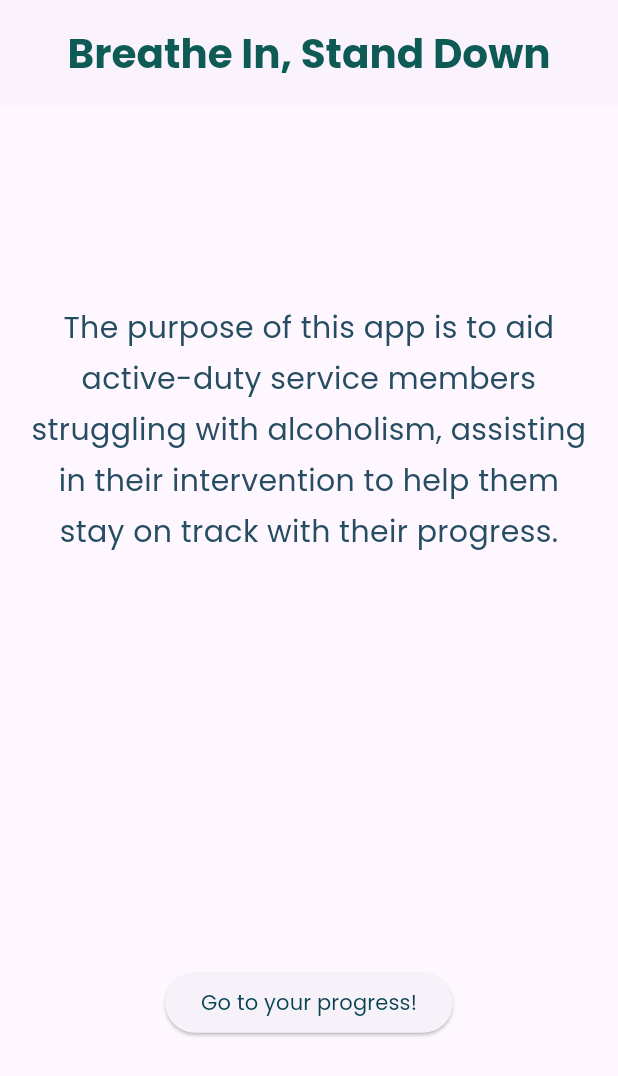
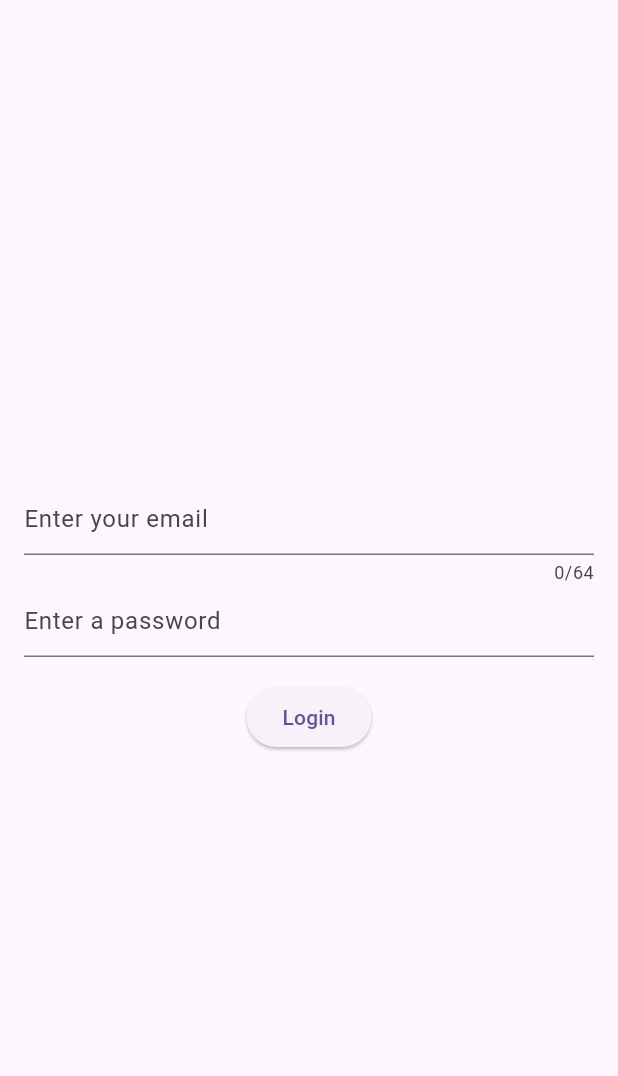
Before and after one commit to myg907/classProject, a Flutter app: the screen it shows after launch, on a phone screen of 412 x 824 dp. Shown: the top 1076 px of the screen. Run offline on Flutter 3.47's test engine with Material 3 defaults, Android fonts, the phone set to English and light mode, and no system bars; our stand-ins replace firebase_auth, firebase_core; accounts and stored records are empty.

Commit message:
Added Login screen and  firebase authentication

```diff
--- a/TESTER.txt
+++ b/TESTER.txt
@@ -1,2 +1,2 @@
 login: tester@abc.com
-password: tester12345
+password: tester123
--- a/lib/main.dart
+++ b/lib/main.dart
@@ -1,13 +1,125 @@
-import 'package:flutter/material.dart';
 import 'dart:math';
 import 'package:firebase_core/firebase_core.dart';
+import 'package:flutter/material.dart';
+import 'package:firebase_auth/firebase_auth.dart';
+
 import 'firebase_options.dart';
 
-void main() async{
-  runApp(const MaterialApp(title: "Breathe In Stand Down", home: SplashScreen()));
-  await Firebase.initializeApp(
-    options: DefaultFirebaseOptions.currentPlatform,
-  );
+void main() async {
+  WidgetsFlutterBinding.ensureInitialized();
+  await Firebase.initializeApp(options: DefaultFirebaseOptions.currentPlatform);
+  runApp(const MaterialApp(title: "Firebase Example", home: LoginScreen()));
+}
+
+class LoginScreen extends StatefulWidget {
+  const LoginScreen({super.key});
+
+  @override
+  State<LoginScreen> createState() => _LoginScreenState();
+}
+
+class _LoginScreenState extends State<LoginScreen> {
+  String? email;
+  String? password;
+  String? error;
+  final _formKey = GlobalKey<FormState>();
+
+  @override
+  Widget build(BuildContext context) {
+    return Scaffold(
+      body: Padding(
+        padding: const EdgeInsets.all(16),
+        child: Form(
+          key: _formKey,
+          child: Column(
+            mainAxisAlignment: MainAxisAlignment.center,
+            children: [
+              TextFormField(
+                  decoration:
+                      const InputDecoration(hintText: 'Enter your email'),
+                  maxLength: 64,
+                  onChanged: (value) => email = value,
+                  validator: (value) {
+                    if (value == null || value.isEmpty) {
+                      return 'Please enter some text';
+                    }
+                    return null; // Returning null means "no issues"
+                  }),
+              TextFormField(
+                  decoration:
+                      const InputDecoration(hintText: "Enter a password"),
+                  obscureText: true,
+                  onChanged: (value) => password = value,
+                  validator: (value) {
+                    if (value == null || value.length < 8) {
+                      return 'Your password must contain at least 8 characters.';
+                    }
+                    return null; // Returning null means "no issues"
+                  }),
+              const SizedBox(height: 16),
+              ElevatedButton(
+                  child: const Text('Login'),
+                  onPressed: () {
+                    if (_formKey.currentState!.validate()) {
+                      // This calls all validators() inside the form for us.
+                      tryLogin();
+                    }
+                  }),
+              if (error != null)
+                Text(
+                  "Error: $error",
+                  style: TextStyle(color: Colors.red[800], fontSize: 12),
+                )
+            ],
+          ),
+        ),
+      ),
+    );
+  }
+
+  // Note the async keyword
+  void tryLogin() async {
+    try {
+      // The await keyword blocks execution to wait for
+      // signInWithEmailAndPassword to complete its asynchronous execution and
+      // return a result.
+      //
+      // FirebaseAuth with raise an exception if the email or password
+      // are determined to be invalid, e.g., the email doesn't exist.
+      final credential = await FirebaseAuth.instance
+          .signInWithEmailAndPassword(email: email!, password: password!);
+      print("Logged in ${credential.user}");
+      error = null; // clear the error message if exists.
+      setState(() {}); // Trigger a rebuild
+
+      // We need this next check to use the Navigator in an async method.
+      // It basically makes sure LoginScreen is still visible.
+      if (!mounted) return;
+
+      // pop the navigation stack so people cannot "go back" to the login screen
+      // after logging in.
+      Navigator.of(context).pop();
+      // Now go to the HomeScreen.
+      Navigator.of(context).push(MaterialPageRoute(
+        builder: (context) => const SplashScreen(),
+      ));
+    } on FirebaseAuthException catch (e) {
+      // Exceptions are raised if the Firebase Auth service
+      // encounters an error. We need to display these to the user.
+      if (e.code == 'user-not-found') {
+        error = 'No user found for that email.';
+      } else if (e.code == 'wrong-password') {
+        error = 'Wrong password provided for that user.';
+      } else {
+        error = 'An error occurred: ${e.message}';
+      }
+
+
+      // Call setState to redraw the widget, which will display
+      // the updated error text.
+      setState(() {});
+    }
+  }
 }
 
 //Class Definition that it's used in the progress screen
@@ -45,8 +157,8 @@ class SplashScreen extends StatelessWidget {
         children: [
           Padding(
             padding: const EdgeInsets.symmetric(horizontal: 20), // Adjust padding as needed
-            child: const Text(
-              "The purpose of this app is to aid active-duty service members struggling with alcoholism, assisting in their intervention to help them stay on track with their progress.",
+            child: Text(
+              "Welcome ${FirebaseAuth.instance.currentUser?.email} The purpose of this app is to aid active-duty service members struggling with alcoholism, assisting in their intervention to help them stay on track with their progress.",
               style: TextStyle(
                 fontFamily: 'Poppins',
                 fontSize: 20,
@@ -68,6 +180,22 @@ class SplashScreen extends StatelessWidget {
               );
             },
           ),
+           ElevatedButton(
+              onPressed: () {
+                // signOut() doesn't return anything, so we don't need to await
+                // for it to finish unless we really want to.
+                FirebaseAuth.instance.signOut();
+
+                // This navigator call clears the Navigation stack and takes
+                // them to the login screen because we don't want users
+                // "going back" in our app after they log out.
+                Navigator.of(context).pushAndRemoveUntil(
+                    MaterialPageRoute(
+                        builder: (context) => const LoginScreen()),
+                    (route) => false);
+              },
+              child: const Text("Logout"),
+            )
         ],
       )
     );
--- a/pubspec.yaml
+++ b/pubspec.yaml
@@ -35,6 +35,7 @@ dependencies:
   # Use with the CupertinoIcons class for iOS style icons.
   cupertino_icons: ^1.0.8
   firebase_core: ^3.13.0
+  firebase_auth: ^5.5.2
 
 dev_dependencies:
   flutter_test:
```
Also changed, not shown: lib/firebase_options.dart, pubspec.lock, 3 other files.
